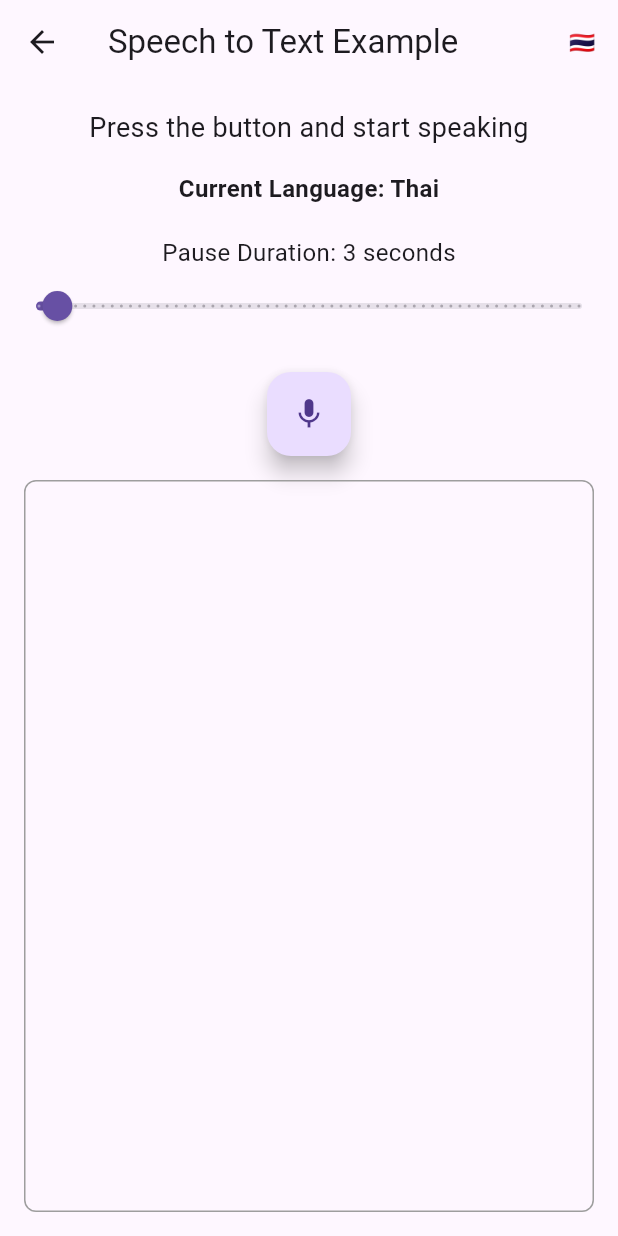
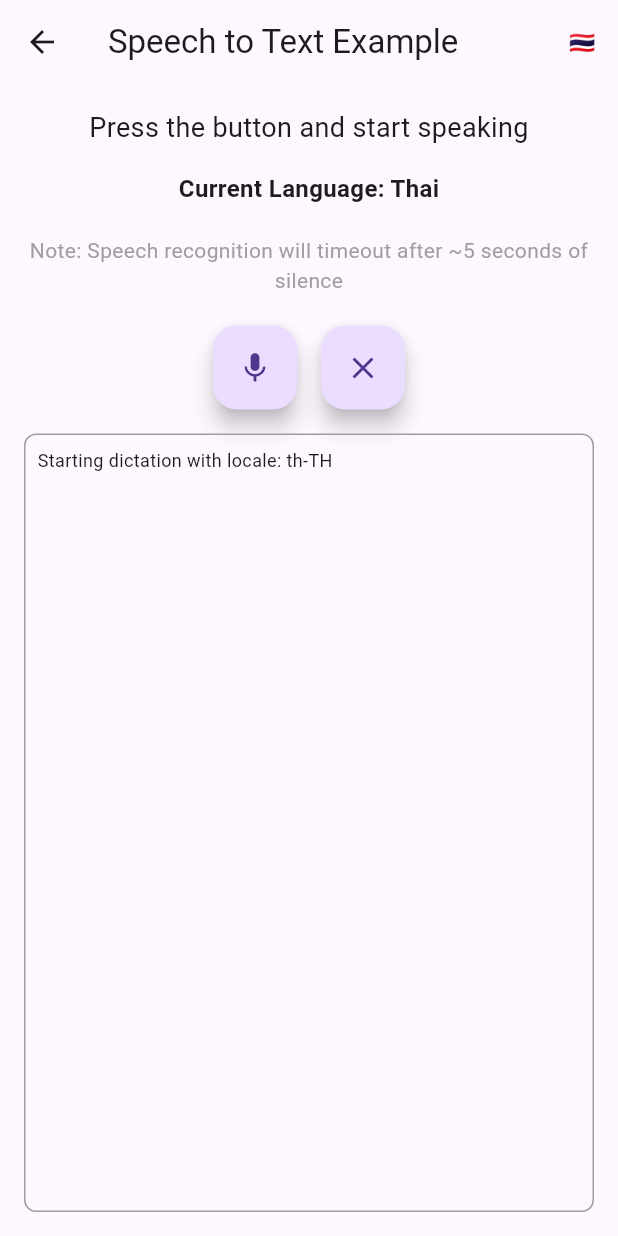
Before and after one commit to ThMecha/thb2, a Flutter app: the SpeechToTextExample screen opened directly, after a tap on the "mic none" icon, on a phone screen of 412 x 824 dp. Run offline on Flutter 3.47's test engine with Material 3 defaults, Android fonts, the phone set to English and light mode, and no system bars; our stand-ins replace flutter_tts, speech_to_text.

Commit message:
change listen-mode to --listenMode: stt.ListenMode.dictation--

```diff
--- a/lib/screens/stt_screen2.dart
+++ b/lib/screens/stt_screen2.dart
@@ -1,5 +1,4 @@
 import 'package:flutter/material.dart';
-
 import 'package:speech_to_text/speech_to_text.dart' as stt;
 
 class SpeechToTextExample extends StatefulWidget {
@@ -12,15 +11,56 @@ class SpeechToTextExample extends StatefulWidget {
 class SpeechToTextExampleState extends State<SpeechToTextExample> {
   late stt.SpeechToText _speech;
   bool _isListening = false;
+  bool _isInitialized = false;
   String _text = "Press the button and start speaking";
-  String _currentLocaleId = 'th-TH'; // Default to Thai
-  double _pauseDuration = 3.0; // Add this line for pause duration in seconds
+  String _currentLocaleId = 'th-TH';
   final List<String> _logs = [];
 
   @override
   void initState() {
     super.initState();
     _speech = stt.SpeechToText();
+    _initializeSpeech();
+  }
+
+  @override
+  void dispose() {
+    _speech.stop();
+    super.dispose();
+  }
+
+  Future<void> _initializeSpeech() async {
+    try {
+      bool available = await _speech.initialize(
+        onStatus: _onStatus,
+        onError: _onError,
+        debugLogging: true,
+      );
+      setState(() => _isInitialized = available);
+      if (!available) {
+        _logs.add('Speech recognition not available');
+      }
+    } catch (e) {
+      _logs.add('Error initializing: $e');
+      setState(() => _isInitialized = false);
+    }
+  }
+
+  void _onStatus(String status) {
+    setState(() {
+      _isListening = status == 'listening';
+      _logs.add('Status: $status');
+    });
+  }
+
+  void _onError(dynamic val) {
+    setState(() {
+      _isListening = false;
+      _logs.add('Error: ${val.errorMsg}');
+    });
+    if (val.errorMsg == 'error_speech_timeout') {
+      _logs.add('Note: Android has a short timeout for pauses in speech');
+    }
   }
 
   void _toggleLanguage() {
@@ -29,94 +69,43 @@ class SpeechToTextExampleState extends State<SpeechToTextExample> {
     });
   }
 
-  // void _listen() async {
-  //   if (!_isListening) {
-  //     bool available = await _speech.initialize(
-  //       onStatus: (status) {
-  //         setState(() {
-  //           _isListening = status == 'listening';
-  //           _logs.add('Status: $status');
-  //         });
-  //         print('onStatus: $status');
-  //       },
-  //       onError: (val) => setState(() {
-  //         _logs.add('Error: ${val.errorMsg}');
-  //       }),
-  //     );
-  //     if (available) {
-  //       setState(() => _isListening = true);
-  //       _speech.listen(
-  //         onResult: (val) => setState(() {
-  //           _text = val.recognizedWords;
-  //         }),
-  //         localeId: _currentLocaleId,
-  //         listenFor: Duration(seconds: _pauseDuration.round()),
-  //       );
-  //     }
-  //   } else {
-  //     setState(() => _isListening = false);
-  //     _speech.stop();
-  //   }
-  // }
-
   void _listen() async {
     if (!_isListening) {
-      bool available = await _speech.initialize(
-        onStatus: (status) {
-          setState(() {
-            _isListening = status == 'listening';
-            _logs.add('Status: $status');
-          });
-          print('onStatus: $status');
-          // Auto-restart listening when the session ends naturally
-          if (status == 'done' || status == 'notListening') {
-            if (_isListening) {
-              // Only restart if the user hasn't manually stopped
-              _startListening();
-            }
-          }
-        },
-        onError: (val) {
-          setState(() {
-            _isListening = false;
-            _logs.add('Error: ${val.errorMsg}, Details: ${val.toString()}');
-          });
-          print('Error: ${val.errorMsg}, Details: ${val.toString()}');
-          if (val.errorMsg == 'error_no_match') {
-            print('No match detected. Please speak clearly or check locale.');
-          }
-          // Optionally restart listening on error
-          if (_isListening) {
-            _startListening();
-          }
-        },
-      );
-      if (available) {
+      if (_isInitialized) {
         _startListening();
       } else {
         setState(() => _isListening = false);
-        print('Speech recognition not available');
+        _logs.add('Speech recognition not initialized');
       }
     } else {
+      _speech.stop();
       setState(() => _isListening = false);
-      _speech.stop();
-      print('Stopped listening');
+      _logs.add('Stopped listening');
     }
   }
 
-  // Helper method to start or restart listening
   void _startListening() {
     setState(() => _isListening = true);
-    print('Starting listening with locale: $_currentLocaleId');
+    _logs.add('Starting dictation with locale: $_currentLocaleId');
     _speech.listen(
       onResult:
           (val) => setState(() {
-            _text = val.recognizedWords;
-            print('Recognized: ${val.recognizedWords}');
+            if (val.finalResult) {
+              _text = '$_text${_text.isEmpty ? '' : ' '}${val.recognizedWords}';
+            } else {
+              _logs.add('Partial: ${val.recognizedWords}...');
+            }
+            _logs.add(
+              'Dictation: ${val.recognizedWords} (Final: ${val.finalResult})',
+            );
           }),
       localeId: _currentLocaleId,
-      listenFor: Duration(minutes: 5), // Set a large duration (e.g., 5 minutes)
-      pauseFor: Duration(seconds: 5), // Optional: Pause duration for silence
+      pauseFor: Duration(milliseconds: 50000),
+      listenOptions: stt.SpeechListenOptions(
+        cancelOnError: false,
+        partialResults: true,
+        listenMode: stt.ListenMode.dictation,
+      ),
     );
   }
 
@@ -149,25 +138,26 @@ class SpeechToTextExampleState extends State<SpeechToTextExample> {
           ),
           SizedBox(height: 20),
           Text(
-            'Pause Duration: ${_pauseDuration.round()} seconds',
-            style: TextStyle(fontSize: 16),
-          ),
-          Slider(
-            value: _pauseDuration,
-            min: 1.0,
-            max: 60.0,
-            divisions: 59,
-            label: _pauseDuration.round().toString(),
-            onChanged: (double value) {
-              setState(() {
-                _pauseDuration = value;
-              });
-            },
+            'Note: Speech recognition will timeout after ~5 seconds of silence',
+            style: TextStyle(fontSize: 14, color: Colors.grey),
+            textAlign: TextAlign.center,
           ),
           SizedBox(height: 20),
-          FloatingActionButton(
-            onPressed: _listen,
-            child: Icon(_isListening ? Icons.mic : Icons.mic_none),
+          Row(
+            mainAxisAlignment: MainAxisAlignment.center,
+            children: [
+              FloatingActionButton(
+                heroTag: 'mic_button', // Add unique hero tag
+                onPressed: _listen,
+                child: Icon(_isListening ? Icons.mic : Icons.mic_none),
+              ),
+              SizedBox(width: 16),
+              FloatingActionButton(
+                heroTag: 'clear_button', // Add unique hero tag
+                onPressed: () => setState(() => _text = ''),
+                child: Icon(Icons.clear),
+              ),
+            ],
           ),
           Expanded(
             child: Container(
--- a/pubspec.yaml
+++ b/pubspec.yaml
@@ -1,7 +1,7 @@
 name: flutter_application_1
 description: "A new Flutter project."
 publish_to: 'none'
-version: 0.1.4
+version: 0.1.5
 
 environment:
   sdk: ^3.7.2
@@ -10,6 +10,7 @@ dependencies:
   flutter:
     sdk: flutter
   flutter_tts: ^4.2.2
+  logging: ^1.3.0
   permission_handler: ^12.0.0+1
   speech_to_text: ^7.0.0
 
```
Also changed, not shown: pubspec.lock.
